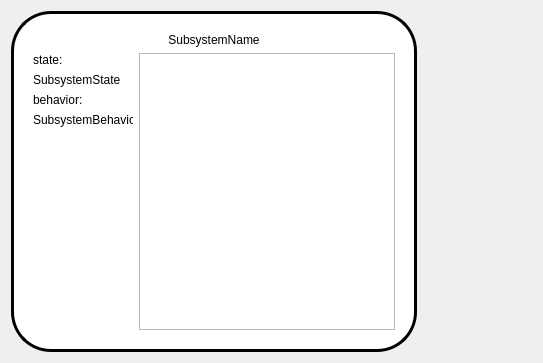
This is resource/SubsystemWidget.ui in dseredyn/rqt_agent as Qt 5 draws it before an edit. The edited form follows.
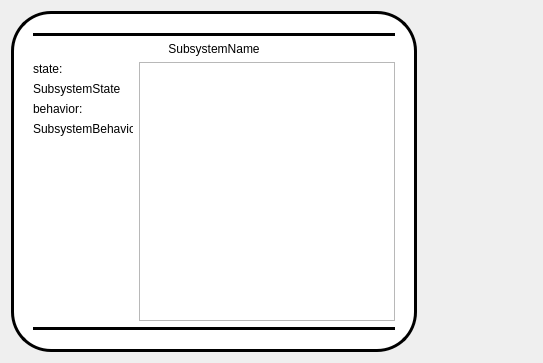
This is the edited form.

Commit message: proper structure

```diff
--- a/resource/SubsystemWidget.ui
+++ b/resource/SubsystemWidget.ui
@@ -39,13 +39,29 @@
 }
 </string>
      </property>
-     <layout class="QVBoxLayout" name="verticalLayout" stretch="0,0,0,0">
+     <layout class="QVBoxLayout" name="verticalLayout" stretch="0,0,0,0,0,0">
       <property name="sizeConstraint">
        <enum>QLayout::SetMaximumSize</enum>
       </property>
       <item>
        <layout class="QHBoxLayout" name="upper_buffers_layout"/>
       </item>
+      <item>
+       <widget class="Line" name="line_2">
+        <property name="frameShadow">
+         <enum>QFrame::Plain</enum>
+        </property>
+        <property name="lineWidth">
+         <number>3</number>
+        </property>
+        <property name="midLineWidth">
+         <number>3</number>
+        </property>
+        <property name="orientation">
+         <enum>Qt::Horizontal</enum>
+        </property>
+       </widget>
+      </item>
       <item>
        <widget class="QLabel" name="SubsystemName">
         <property name="text">
@@ -135,6 +151,22 @@
         </item>
        </layout>
       </item>
+      <item>
+       <widget class="Line" name="line">
+        <property name="frameShadow">
+         <enum>QFrame::Plain</enum>
+        </property>
+        <property name="lineWidth">
+         <number>3</number>
+        </property>
+        <property name="midLineWidth">
+         <number>3</number>
+        </property>
+        <property name="orientation">
+         <enum>Qt::Horizontal</enum>
+        </property>
+       </widget>
+      </item>
       <item>
        <layout class="QHBoxLayout" name="lower_buffers_layout"/>
       </item>
```
The commit also changes 2 other files.
